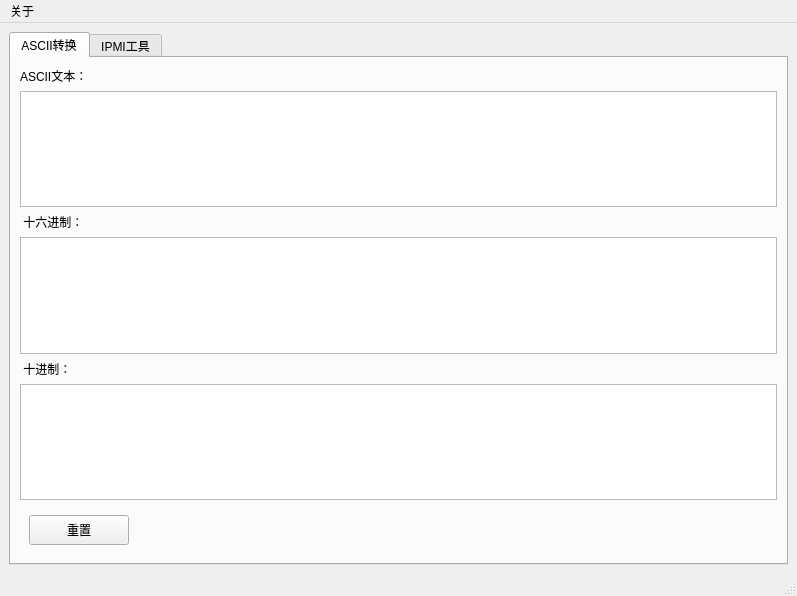
This is mainwindow.ui in huanfenz/PerryBox as Qt 5 draws it before an edit. The edited form follows.
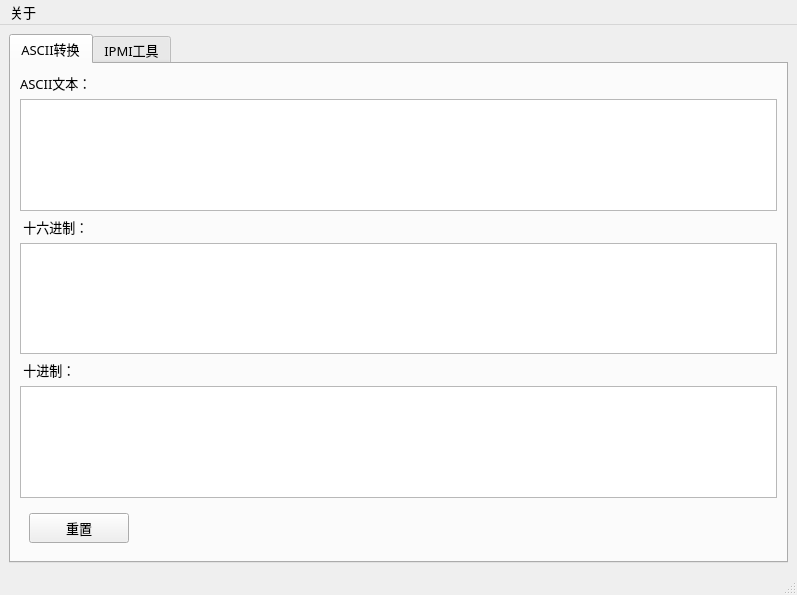
This is the edited form.

Diff of the .ui file:
```diff
--- a/mainwindow.ui
+++ b/mainwindow.ui
@@ -7,9 +7,15 @@
     <x>0</x>
     <y>0</y>
     <width>797</width>
-    <height>596</height>
+    <height>595</height>
    </rect>
   </property>
+  <property name="font">
+   <font>
+    <family>等线</family>
+    <pointsize>10</pointsize>
+   </font>
+  </property>
   <property name="acceptDrops">
    <bool>true</bool>
   </property>
@@ -20,6 +26,12 @@
    <layout class="QVBoxLayout" name="verticalLayout_2">
     <item>
      <widget class="QTabWidget" name="tabWidget">
+      <property name="font">
+       <font>
+        <family>等线</family>
+        <pointsize>10</pointsize>
+       </font>
+      </property>
       <property name="currentIndex">
        <number>0</number>
       </property>
@@ -30,6 +42,12 @@
        <layout class="QVBoxLayout" name="verticalLayout">
         <item>
          <widget class="QLabel" name="label">
+          <property name="font">
+           <font>
+            <family>等线</family>
+            <pointsize>10</pointsize>
+           </font>
+          </property>
           <property name="text">
            <string>ASCII文本：</string>
           </property>
@@ -37,6 +55,12 @@
         </item>
         <item>
          <widget class="QTextEdit" name="edit_ascii">
+          <property name="font">
+           <font>
+            <family>等线</family>
+            <pointsize>10</pointsize>
+           </font>
+          </property>
           <property name="acceptRichText">
            <bool>false</bool>
           </property>
@@ -44,6 +68,12 @@
         </item>
         <item>
          <widget class="QLabel" name="label_2">
+          <property name="font">
+           <font>
+            <family>等线</family>
+            <pointsize>10</pointsize>
+           </font>
+          </property>
           <property name="text">
            <string> 十六进制：</string>
           </property>
@@ -51,6 +81,12 @@
         </item>
         <item>
          <widget class="QTextEdit" name="edit_hex">
+          <property name="font">
+           <font>
+            <family>等线</family>
+            <pointsize>10</pointsize>
+           </font>
+          </property>
           <property name="acceptRichText">
            <bool>false</bool>
           </property>
@@ -58,6 +94,12 @@
         </item>
         <item>
          <widget class="QLabel" name="label_3">
+          <property name="font">
+           <font>
+            <family>等线</family>
+            <pointsize>10</pointsize>
+           </font>
+          </property>
           <property name="text">
            <string> 十进制：</string>
           </property>
@@ -65,6 +107,12 @@
         </item>
         <item>
          <widget class="QTextEdit" name="edit_dec">
+          <property name="font">
+           <font>
+            <family>等线</family>
+            <pointsize>10</pointsize>
+           </font>
+          </property>
           <property name="acceptRichText">
            <bool>false</bool>
           </property>
@@ -72,6 +120,12 @@
         </item>
         <item>
          <widget class="QWidget" name="widget" native="true">
+          <property name="font">
+           <font>
+            <family>等线</family>
+            <pointsize>10</pointsize>
+           </font>
+          </property>
           <layout class="QHBoxLayout" name="horizontalLayout">
            <item>
             <widget class="QPushButton" name="btn_reset">
@@ -93,6 +147,12 @@
                <height>30</height>
               </size>
              </property>
+             <property name="font">
+              <font>
+               <family>等线</family>
+               <pointsize>10</pointsize>
+              </font>
+             </property>
              <property name="text">
               <string>重置</string>
              </property>
@@ -100,6 +160,12 @@
            </item>
            <item>
             <spacer name="horizontalSpacer">
+             <property name="font">
+              <font>
+               <family>等线</family>
+               <pointsize>10</pointsize>
+              </font>
+             </property>
              <property name="orientation">
               <enum>Qt::Horizontal</enum>
              </property>
@@ -131,7 +197,7 @@
      <x>0</x>
      <y>0</y>
      <width>797</width>
-     <height>21</height>
+     <height>19</height>
     </rect>
    </property>
    <widget class="QMenu" name="menu">
```
Left out of the diff: 22 changed lines with no effect on the pictures.
